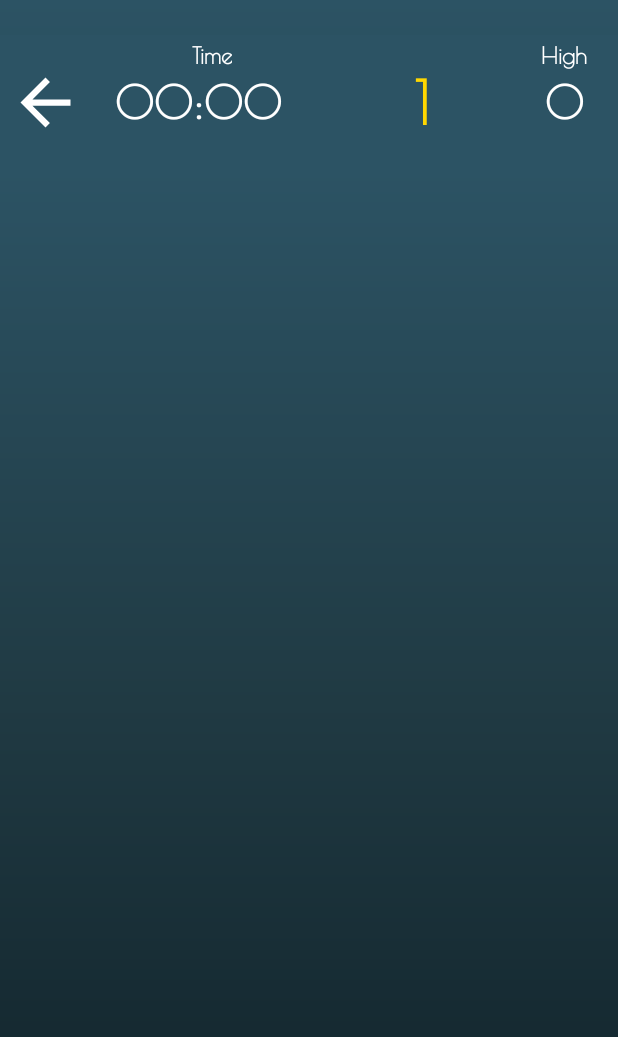
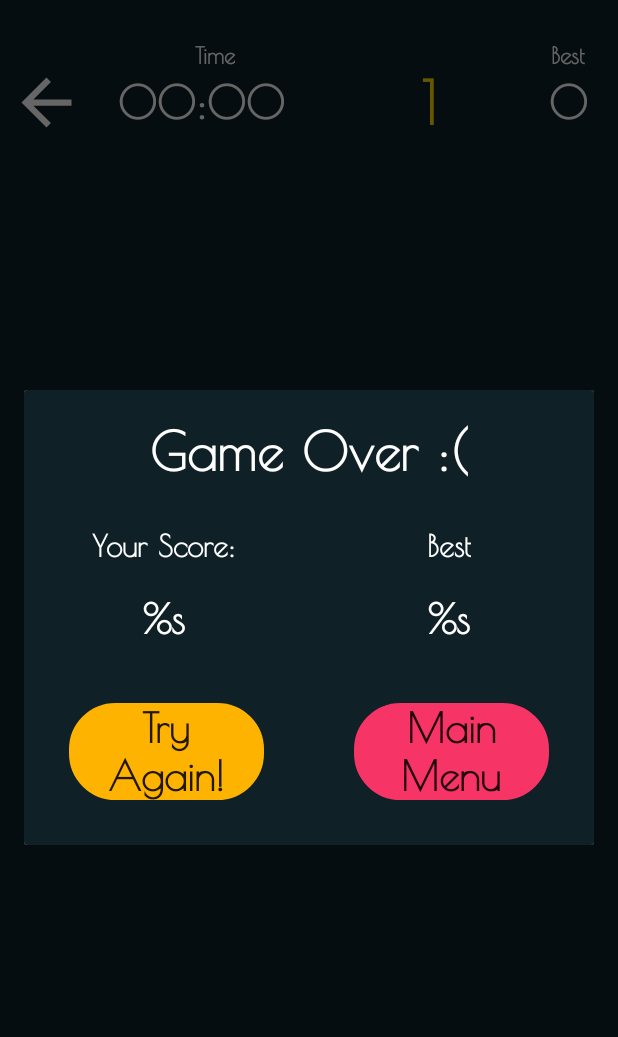
Before and after one commit to yuvalta/Count, an Android app: the fragment InfinityModeFragment placed in its activity, after a tap on an icon or button, on a phone screen of 412 x 824 dp. Shown: the top 1037 px of the screen. Run offline under Robolectric (Android 15) with nearby library versions, the phone set to English and light mode, and no system bars.

Commit message:
new colors and game over dialog

```diff
--- /dev/null
+++ b/app/src/main/java/com/example/one2ten/GameOverDialog.java
@@ -0,0 +1,52 @@
+package com.example.one2ten;
+
+import android.app.Activity;
+import android.app.Dialog;
+import android.content.Context;
+import android.os.Bundle;
+import android.view.View;
+import android.view.Window;
+import android.widget.Button;
+
+
+public class GameOverDialog extends Dialog {
+    Button tryAgainButton;
+    Button returnButton;
+    Context context;
+    Activity activity;
+
+    public boolean returnOrRetry; // true -> retry, false -> return to menu
+
+    public GameOverDialog(Context context, Activity activity) {
+        super(context);
+        this.context = context;
+        this.activity = activity;
+    }
+
+    @Override
+    protected void onCreate(Bundle savedInstanceState) {
+        super.onCreate(savedInstanceState);
+
+        requestWindowFeature(Window.FEATURE_NO_TITLE);
+        setContentView(R.layout.after_game_summary_dialog_layout);
+
+
+        tryAgainButton = findViewById(R.id.try_again_button);
+        tryAgainButton.setOnClickListener(new View.OnClickListener() {
+            @Override
+            public void onClick(View view) {
+                returnOrRetry = true;
+            }
+        });
+
+        returnButton = findViewById(R.id.return_to_menu_button);
+        returnButton.setOnClickListener(new View.OnClickListener() {
+            @Override
+            public void onClick(View view) {
+                returnOrRetry = false;
+            }
+        });
+
+
+    }
+}
--- a/app/src/main/java/com/example/one2ten/TimerModeFragment.java
+++ b/app/src/main/java/com/example/one2ten/InfinityModeFragment.java
@@ -30,7 +30,7 @@ import java.util.Random;
 import java.util.Timer;
 
 
-public class TimerModeFragment extends Fragment {
+public class InfinityModeFragment extends Fragment {
 
     int MAX_BUTTON = 31;
     int MIN_BUTTON = 0;
@@ -59,6 +59,8 @@ public class TimerModeFragment extends Fragment {
 
     Chronometer stopWatch;
 
+    StopWatch stopper;
+
     int[] ids = new int[]{R.id.cell0, R.id.cell1, R.id.cell2, R.id.cell3, R.id.cell4, R.id.cell5, R.id.cell6, R.id.cell7, R.id.cell8, R.id.cell9, R.id.cell10,
             R.id.cell11, R.id.cell12, R.id.cell13, R.id.cell14, R.id.cell15, R.id.cell16, R.id.cell17, R.id.cell18, R.id.cell19, R.id.cell20,
             R.id.cell21, R.id.cell22, R.id.cell23, R.id.cell24, R.id.cell25, R.id.cell26, R.id.cell27, R.id.cell28, R.id.cell29, R.id.cell30,
@@ -66,7 +68,7 @@ public class TimerModeFragment extends Fragment {
 
     ArrayList<TextView> textViewArrayList = new ArrayList<TextView>(ids.length);
 
-    public TimerModeFragment() {
+    public InfinityModeFragment() {
 
 //        this.highScoreInfSharedPref = this.getActivity().getSharedPreferences("highScoreInfinity", Context.MODE_PRIVATE);
 //        this.highScore = highScoreInfSharedPref.getInt("highScoreInfinity", 0000);
@@ -91,6 +93,8 @@ public class TimerModeFragment extends Fragment {
         bindGridViews(view);
 
         setTopBar(View.VISIBLE);
+
+        stopper = new StopWatch(true, stopWatch); // class that it's a stop watch
 
         currentRandomPlace = generateRandomNumber(MAX_BUTTON, MIN_BUTTON);
 
@@ -133,7 +137,7 @@ public class TimerModeFragment extends Fragment {
                         DifficultyOfGame difficultyOfGame = new DifficultyOfGame(DURATION_OF_ALPHA, numberToShowOnButton);
                         DURATION_OF_ALPHA = difficultyOfGame.getDurationDevideByTen();
 
-                        startStopWatch();
+                        stopper.startStopWatch();
 
                         currentScoreTV.setText(String.valueOf(numberToShowOnButton)); // set current score
 
@@ -149,9 +153,7 @@ public class TimerModeFragment extends Fragment {
 
 
                     } else {
-
                         loseGame(false);
-
                     }
                 }
             });
@@ -161,9 +163,8 @@ public class TimerModeFragment extends Fragment {
     public void loseGame(boolean isPressedReturn) {
 
         if (!isPressedReturn) {
-            Log.d("ddd","");
+
             if (mAnimationSet != null) {
-                Log.d("eee","");
                 mAnimationSet.removeAllListeners();
                 mAnimationSet.end();
                 mAnimationSet.cancel();
@@ -176,27 +177,30 @@ public class TimerModeFragment extends Fragment {
 
                 Toast.makeText(getActivity(), "New High Score!!! - " + numberToShowOnButton, Toast.LENGTH_LONG).show();
             } else {
-                Log.d("fff","");
                 Toast.makeText(getContext(), "You LOSE!", Toast.LENGTH_SHORT).show();
             }
         }
 
-        stopWatch.stop();
-        stopWatch.setBase(SystemClock.elapsedRealtime());
+//        stopWatch.stop();
+//        stopWatch.setBase(SystemClock.elapsedRealtime());
+
+        stopper.stopStopWatch();
 
         currentScoreTV.setText("1");
 
-        if (getActivity().getSupportFragmentManager().getBackStackEntryCount() != 0) {
-            getActivity().getSupportFragmentManager().popBackStack();
+        GameOverDialog gameOverDialog = new GameOverDialog(getContext(), getActivity());
+        gameOverDialog.show();
+
+        if (gameOverDialog.returnOrRetry) {
+            gameOverDialog.dismiss();
         }
-    }
+        else {
+            if (getActivity().getSupportFragmentManager().getBackStackEntryCount() != 0) {
+                getActivity().getSupportFragmentManager().popBackStack();
+            }
+        }
 
-    public void startStopWatch() {
-        if (isFirstClick) { // if it's the first click start stop watch
-            stopWatch.setBase(SystemClock.elapsedRealtime());
-            StartTimer();
-            isFirstClick = false;
-        }
+
     }
 
     public void fadeOutButton(final int currentPlaceOfButton) {
@@ -224,7 +228,7 @@ public class TimerModeFragment extends Fragment {
 
         // topBar binding
         topBar = getActivity().findViewById(R.id.top_bar);
-        topBar.setBackgroundResource(R.color.background_gradient_end);
+//        topBar.setBackgroundResource(R.color.background_gradient_end);
         stopWatch = getActivity().findViewById(R.id.timerTV);
         pointsTV = getActivity().findViewById(R.id.pointsTV);
 
--- a/app/src/main/java/com/example/one2ten/MainMenuFragment.java
+++ b/app/src/main/java/com/example/one2ten/MainMenuFragment.java
@@ -7,19 +7,16 @@ import androidx.fragment.app.Fragment;
 import androidx.fragment.app.FragmentManager;
 import androidx.fragment.app.FragmentTransaction;
 
-import android.view.Gravity;
 import android.view.LayoutInflater;
 import android.view.View;
 import android.view.ViewGroup;
 import android.widget.Button;
 import android.widget.ImageButton;
-import android.widget.ImageView;
 import android.widget.LinearLayout;
 import android.widget.TextView;
-import android.widget.Toast;
 
 public class MainMenuFragment extends Fragment {
-    private TimerModeFragment.OnFragmentInteractionListener mListener;
+    private InfinityModeFragment.OnFragmentInteractionListener mListener;
 
     LinearLayout topBar;
 
@@ -51,7 +48,7 @@ public class MainMenuFragment extends Fragment {
         isPressedBackTwice = false;
 
         topBar = getActivity().findViewById(R.id.top_bar);
-        topBar.setBackgroundResource(R.color.background_gradient_end);
+//        topBar.setBackgroundResource(R.color.background_gradient_end);
 
         timerTV = getActivity().findViewById(R.id.timerTV);
         pointsTV = getActivity().findViewById(R.id.pointsTV);
@@ -90,8 +87,8 @@ public class MainMenuFragment extends Fragment {
 
                 case R.id.infinity_mode_button:
 
-                    TimerModeFragment timerModeFragment = new TimerModeFragment();
-                    fragmentTransaction.add(R.id.frame_layout_for_fragments, timerModeFragment).addToBackStack("TimerFragment");
+                    InfinityModeFragment infinityModeFragment = new InfinityModeFragment();
+                    fragmentTransaction.add(R.id.frame_layout_for_fragments, infinityModeFragment).addToBackStack("TimerFragment");
                     fragmentTransaction.commit();
 
                     break;
--- /dev/null
+++ b/app/src/main/java/com/example/one2ten/StopWatch.java
@@ -0,0 +1,28 @@
+package com.example.one2ten;
+
+import android.os.SystemClock;
+import android.widget.Chronometer;
+
+public class StopWatch {
+
+    boolean isFirstClick;
+    Chronometer stopWatch;
+
+    public StopWatch(boolean isFirstClick, Chronometer stopWatch) {
+        this.isFirstClick = isFirstClick;
+        this.stopWatch = stopWatch;
+    }
+
+    public void startStopWatch() {
+        if (isFirstClick) { // if it's the first click start stop watch
+            stopWatch.setBase(SystemClock.elapsedRealtime());
+            stopWatch.start();
+            isFirstClick = false;
+        }
+    }
+
+    public void stopStopWatch() {
+        stopWatch.stop();
+        stopWatch.setBase(SystemClock.elapsedRealtime());
+    }
+}
--- a/app/src/main/res/drawable/normal_style.xml
+++ b/app/src/main/res/drawable/normal_style.xml
@@ -3,8 +3,8 @@
     android:shape="rectangle">
 
     <stroke
-        android:width="0dp"
-        android:color="@color/white" />
+        android:width="5dp"
+        android:color="@color/black" />
     <corners android:radius="10dp" />
 
 
--- a/app/src/main/res/drawable/start_button_style.xml
+++ b/app/src/main/res/drawable/start_button_style.xml
@@ -2,7 +2,7 @@
     android:shape="rectangle"
     >
 
-    <stroke android:color="@color/white" android:width="2dp"/>
-    <corners android:radius="50dp"/>
+    <stroke android:color="@color/black" android:width="2dp"/>
+    <corners android:radius="30dp"/>
 
 </shape>
--- a/app/src/main/res/layout/activity_main.xml
+++ b/app/src/main/res/layout/activity_main.xml
@@ -4,7 +4,7 @@
     xmlns:tools="http://schemas.android.com/tools"
     android:layout_width="match_parent"
     android:layout_height="match_parent"
-    android:background="@drawable/gradient_background_1"
+    android:background="@color/background_gradient_start"
     android:layoutDirection="ltr"
     android:orientation="vertical"
     tools:context=".MainActivity">
--- /dev/null
+++ b/app/src/main/res/layout/after_game_summary_dialog_layout.xml
@@ -0,0 +1,109 @@
+<?xml version="1.0" encoding="utf-8"?>
+<LinearLayout xmlns:android="http://schemas.android.com/apk/res/android"
+    android:layout_width="match_parent"
+    android:layout_height="wrap_content"
+    android:background="@color/background_gradient_start"
+    android:orientation="vertical">
+
+    <TextView
+        style="@style/Headers"
+        android:layout_width="match_parent"
+        android:layout_height="wrap_content"
+        android:layout_gravity="center"
+        android:text="@string/game_over_dialog_title"
+        android:textColor="@color/white" />
+
+    <LinearLayout
+        android:layout_width="match_parent"
+        android:layout_height="wrap_content"
+        android:orientation="horizontal">
+
+        <LinearLayout
+            android:layout_width="wrap_content"
+            android:layout_height="wrap_content"
+            android:layout_weight="1"
+            android:orientation="vertical">
+
+            <TextView
+                style="@style/NormalText"
+                android:layout_width="wrap_content"
+                android:layout_height="match_parent"
+                android:layout_weight="1"
+                android:text="@string/your_score_title"
+                android:textColor="@color/white" />
+
+            <TextView
+                android:id="@+id/your_game_score_TV"
+                style="@style/Buttons"
+                android:layout_width="wrap_content"
+                android:layout_height="match_parent"
+                android:layout_weight="1"
+                android:text="@string/your_score"
+                android:textColor="@color/white" />
+
+        </LinearLayout>
+
+        <LinearLayout
+            android:layout_width="wrap_content"
+            android:layout_height="wrap_content"
+            android:layout_weight="2"
+            android:orientation="vertical">
+
+            <TextView
+                style="@style/NormalText"
+                android:layout_width="wrap_content"
+                android:layout_height="match_parent"
+                android:layout_weight="1"
+                android:text="@string/high_score_info"
+                android:textColor="@color/white" />
+
+            <TextView
+                android:id="@+id/high_score_game_over_TV"
+                style="@style/Buttons"
+                android:layout_width="wrap_content"
+                android:layout_height="match_parent"
+                android:layout_weight="1"
+                android:text="@string/your_score"
+                android:textColor="@color/white" />
+        </LinearLayout>
+
+    </LinearLayout>
+
+    <LinearLayout
+        android:layout_width="match_parent"
+        android:layout_height="wrap_content"
+        android:orientation="horizontal">
+
+
+        <Button
+            android:paddingHorizontal="10dp"
+            style="@style/Buttons"
+            android:backgroundTint="@color/menuYellow"
+            android:background="@drawable/start_button_style"
+            android:id="@+id/try_again_button"
+            android:layout_width="0dp"
+            android:layout_height="wrap_content"
+            android:layout_gravity="center"
+            android:layout_margin="30dp"
+            android:layout_weight="1"
+            android:text="@string/try_again"
+            android:textAllCaps="false" />
+
+        <Button
+            android:paddingHorizontal="10dp"
+            style="@style/Buttons"
+            android:background="@drawable/start_button_style"
+            android:backgroundTint="@color/menuRed"
+            android:id="@+id/return_to_menu_button"
+            android:layout_width="0dp"
+            android:layout_height="wrap_content"
+            android:layout_gravity="center"
+            android:layout_margin="30dp"
+            android:layout_weight="1"
+            android:text="@string/return_to_menu"
+            android:textAllCaps="false" />
+
+    </LinearLayout>
+
+
+</LinearLayout>
--- a/app/src/main/res/layout/fragment_main_menu.xml
+++ b/app/src/main/res/layout/fragment_main_menu.xml
@@ -3,7 +3,7 @@
     xmlns:tools="http://schemas.android.com/tools"
     android:layout_width="match_parent"
     android:layout_height="match_parent"
-    android:background="@drawable/gradient_background_1"
+    android:background="@color/background_gradient_start"
     android:layoutDirection="ltr"
     android:orientation="vertical"
     tools:context=".MainActivity">
@@ -23,6 +23,7 @@
             android:layout_marginTop="100dp"
             android:layout_marginBottom="30dp"
             android:background="@drawable/start_button_style"
+            android:backgroundTint="@color/menuRed"
             android:fontFamily="@font/poiret_family"
             android:gravity="center"
             android:text="@string/timer_mode"
@@ -36,6 +37,7 @@
             android:layout_height="wrap_content"
             android:layout_below="@id/timer_mode_button"
             android:layout_marginHorizontal="20dp"
+            android:backgroundTint="@color/menuYellow"
             android:layout_marginBottom="30dp"
             android:background="@drawable/start_button_style"
             android:fontFamily="@font/poiret_family"
@@ -48,6 +50,7 @@
         <Button
             android:id="@+id/backward_mode_button"
             android:layout_width="match_parent"
+            android:backgroundTint="@color/SteelBlue"
             android:layout_height="wrap_content"
             android:layout_below="@id/infinity_mode_button"
             android:layout_marginHorizontal="20dp"
--- a/app/src/main/res/layout/fragment_timer_mode.xml
+++ b/app/src/main/res/layout/fragment_timer_mode.xml
@@ -4,7 +4,7 @@
     xmlns:tools="http://schemas.android.com/tools"
     android:layout_width="match_parent"
     android:layout_height="match_parent"
-    android:background="@drawable/gradient_background_1"
+    android:background="@color/background_gradient_start"
     android:layoutDirection="ltr"
     android:orientation="vertical"
     tools:context=".MainActivity">
@@ -13,7 +13,8 @@
         android:id="@+id/relative_layout_for_mode_buttons"
         android:layout_width="match_parent"
         android:layout_height="match_parent"
-        android:layout_marginTop="10dp">
+        android:layout_marginTop="10dp"
+        android:layout_marginHorizontal="10dp">
 
         <GridLayout
             android:id="@+id/main_grid"
--- a/app/src/main/res/values/colors.xml
+++ b/app/src/main/res/values/colors.xml
@@ -3,6 +3,10 @@
     <color name="colorPrimary">#008577</color>
     <color name="colorPrimaryDark">#00574B</color>
     <color name="colorAccent">#D81B60</color>
+    <color name="menuRed">#F73466</color>
+    <color name="menuWhite">#FAF9FC</color>
+    <color name="menuYellow">#FFB301</color>
+    <color name="MenuBlue">#3B3052</color>
     <color name="white">#ffff</color>
     <color name="transparent">#00000000</color>
     <color name="black">#000</color>
--- a/app/src/main/res/values/strings.xml
+++ b/app/src/main/res/values/strings.xml
@@ -8,6 +8,11 @@
     <string name="current_score">101</string>
     <string name="backward_mode">Backward</string>
     <string name="timer_info">Time</string>
-    <string name="high_score_info">High</string>
+    <string name="high_score_info">Best</string>
     <string name="high_score_shared_pref">highScoreSharedPref</string>
+    <string name="game_over_dialog_title">Game Over :(</string>
+    <string name="your_score_title">Your Score:</string>
+    <string name="your_score">%s</string>
+    <string name="try_again">Try Again!</string>
+    <string name="return_to_menu">Main Menu</string>
 </resources>
--- a/app/src/main/res/values/styles.xml
+++ b/app/src/main/res/values/styles.xml
@@ -4,8 +4,40 @@
     <style name="AppTheme" parent="Theme.AppCompat.Light.NoActionBar">
         <!-- Customize your theme here. -->
         <item name="colorPrimary">@color/black</item>
-        <item name="colorPrimaryDark">@color/background_gradient_end</item>
+        <item name="colorPrimaryDark">@color/background_gradient_start</item>
         <item name="colorAccent">@color/white</item>
     </style>
 
+
+    <style name="Headers">
+        <item name="android:gravity">center</item>
+        <item name="android:textSize">35sp</item>
+        <item name="android:textStyle">bold</item>
+        <item name="android:color">@color/white</item>
+        <item name="android:layout_margin">20dp</item>
+        <item name="android:fontFamily">@font/poiret</item>
+
+
+    </style>
+
+    <style name="Buttons">
+        <item name="android:fontFamily">@font/poiret</item>
+        <item name="android:gravity">center</item>
+        <item name="android:textSize">27sp</item>
+        <item name="android:textStyle">bold</item>
+        <item name="android:color">@color/white</item>
+        <item name="android:layout_margin">10dp</item>
+        <item name="android:layout_gravity">center</item>
+    </style>
+
+    <style name="NormalText">
+        <item name="android:fontFamily">@font/poiret</item>
+        <item name="android:gravity">center</item>
+        <item name="android:textSize">20sp</item>
+        <item name="android:textStyle">bold</item>
+        <item name="android:color">@color/white</item>
+        <item name="android:layout_margin">10dp</item>
+        <item name="android:layout_gravity">center</item>
+    </style>
+
 </resources>
```
